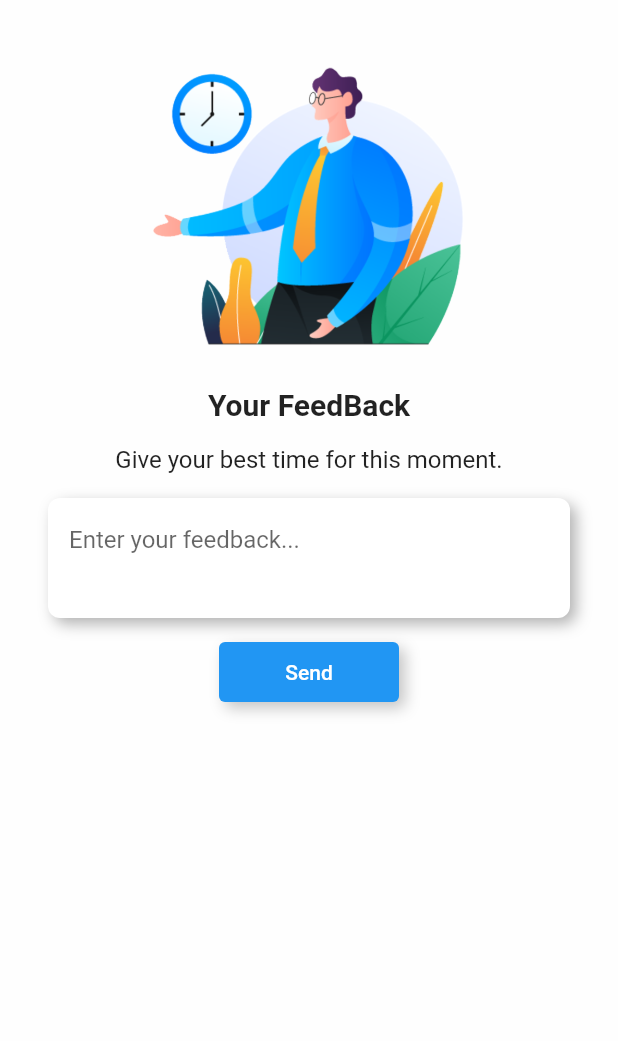
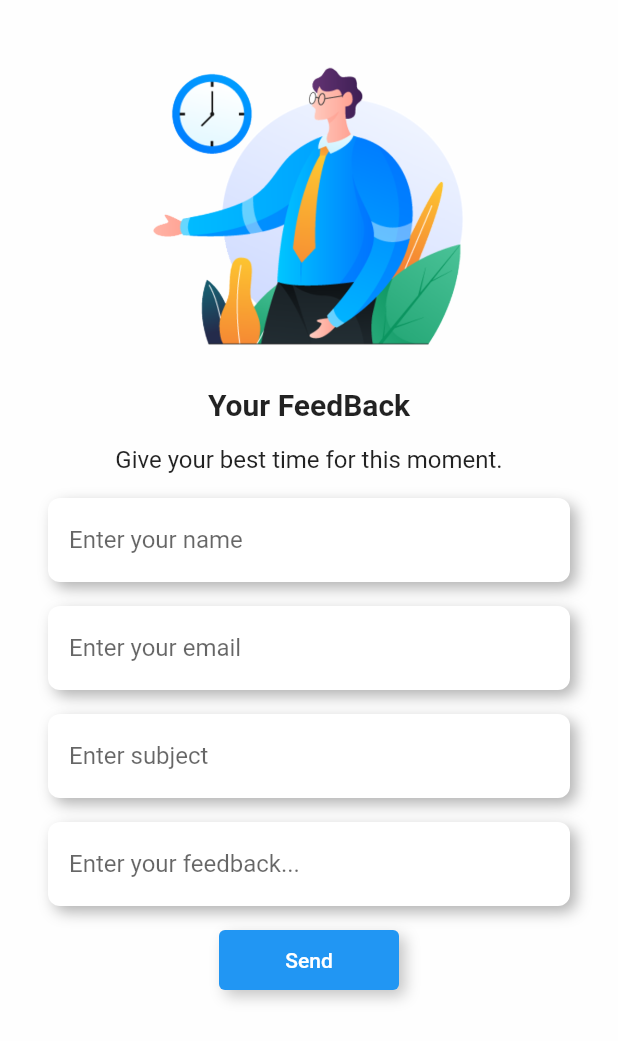
Before and after one commit to MeherajUlMahmmud/DevBlog, a Flutter app: the FeedbackScreen screen opened directly, on a phone screen of 412 x 824 dp. Shown: the top 1041 px of the screen. Run offline on Flutter 3.47's test engine with Material 2 defaults, Android fonts, the light colour scheme and no system bars; our stand-ins replace shared_preferences; accounts and stored records are empty.

Commit message:
Update feedback.dart

```diff
--- a/flutter_mobile/lib/screens/util_screens/feedback.dart
+++ b/flutter_mobile/lib/screens/util_screens/feedback.dart
@@ -83,7 +83,10 @@ class _FeedbackScreenState extends State<FeedbackScreen> {
                       ),
                     ),
                   ),
-                  _buildComposer(),
+                  _buildComposer("Enter your name"),
+                  _buildComposer("Enter your email"),
+                  _buildComposer("Enter subject"),
+                  _buildComposer("Enter your feedback..."),
                   Padding(
                     padding: const EdgeInsets.only(top: 16),
                     child: Center(
@@ -133,7 +136,7 @@ class _FeedbackScreenState extends State<FeedbackScreen> {
     );
   }
 
-  Widget _buildComposer() {
+  Widget _buildComposer(String hint) {
     return Padding(
       padding: const EdgeInsets.only(top: 16, left: 32, right: 32),
       child: Container(
@@ -151,7 +154,10 @@ class _FeedbackScreenState extends State<FeedbackScreen> {
           borderRadius: BorderRadius.circular(25),
           child: Container(
             padding: const EdgeInsets.all(4.0),
-            constraints: const BoxConstraints(minHeight: 80, maxHeight: 160),
+            constraints: BoxConstraints(
+              minHeight: 50,
+              maxHeight: 160,
+            ),
             color: Colors.white,
             child: SingleChildScrollView(
               padding:
@@ -166,8 +172,9 @@ class _FeedbackScreenState extends State<FeedbackScreen> {
                 ),
                 cursorColor: Colors.blue,
                 decoration: InputDecoration(
-                    border: InputBorder.none,
-                    hintText: 'Enter your feedback...'),
+                  border: InputBorder.none,
+                  hintText: hint,
+                ),
               ),
             ),
           ),
```
